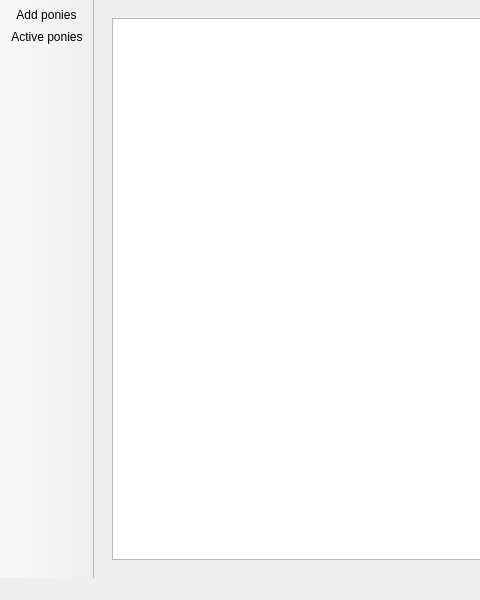
The window that configwindow.ui (myszha/qt-ponies) describes before a commit, drawn with Qt 5; both pictures show x 0 to 480 and y 0 to 600 of the 800 by 600 pixel window.
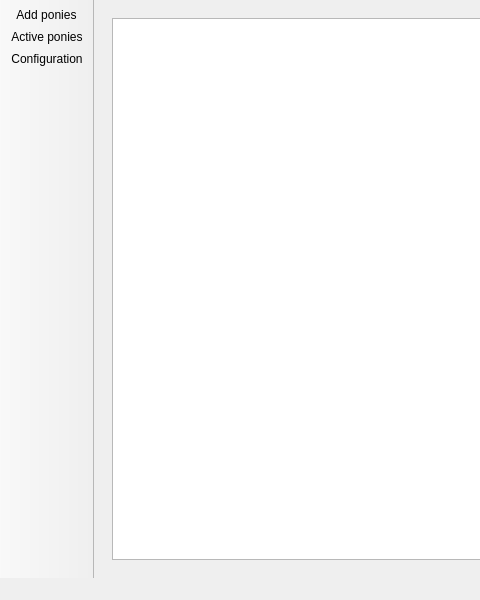
The same window after the commit.

Diff of the .ui file:
```diff
--- a/configwindow.ui
+++ b/configwindow.ui
@@ -196,6 +196,7 @@
    </attribute>
    <addaction name="actionAdd_ponies"/>
    <addaction name="actionActive_ponies"/>
+   <addaction name="actionConfiguration"/>
   </widget>
   <action name="actionAdd_ponies">
    <property name="text">
@@ -210,6 +211,11 @@
     <string>Active ponies</string>
    </property>
   </action>
+  <action name="actionConfiguration">
+   <property name="text">
+    <string>Configuration</string>
+   </property>
+  </action>
  </widget>
  <resources/>
  <connections/>
```
